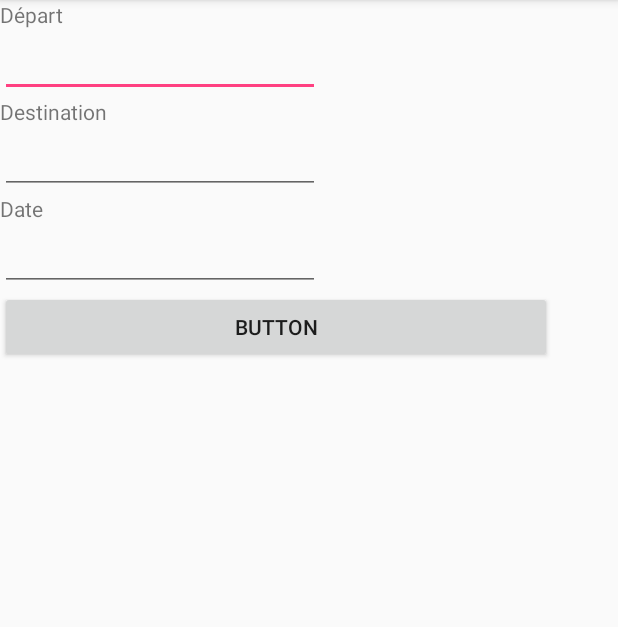
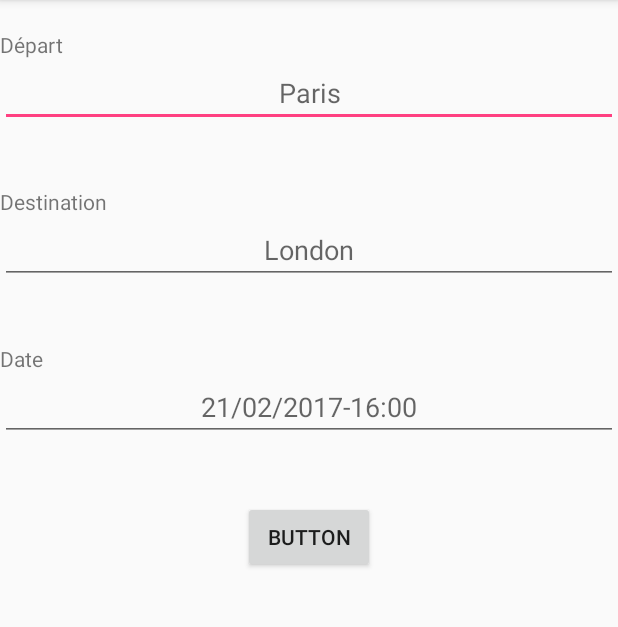
Before and after one commit to GuillaumeDgr/BlaBlaWild, an Android app: the SearchItineraryActivity screen opened directly, with no data from a screen before it, on a phone screen of 412 x 824 dp, the part 84-711 px from its top. Run offline under Robolectric (Android 15) with nearby library versions, the phone set to English and light mode, and no system bars.

```diff
--- a/app/src/main/res/layout/activity_search_itinerary.xml
+++ b/app/src/main/res/layout/activity_search_itinerary.xml
@@ -1,88 +1,71 @@
 <?xml version="1.0" encoding="utf-8"?>
-<android.support.constraint.ConstraintLayout xmlns:android="http://schemas.android.com/apk/res/android"
-    xmlns:app="http://schemas.android.com/apk/res-auto"
+<LinearLayout xmlns:android="http://schemas.android.com/apk/res/android"
     xmlns:tools="http://schemas.android.com/tools"
+    android:orientation="vertical"
     android:layout_width="match_parent"
     android:layout_height="match_parent"
     tools:context="fr.wcs.blablawild.SearchItineraryActivity">
 
-    <RelativeLayout
-        android:layout_width="368dp"
-        android:layout_height="495dp"
-        tools:layout_editor_absoluteX="8dp"
-        tools:layout_editor_absoluteY="8dp">
-
     <TextView
         android:id="@+id/textView"
-            android:layout_width="wrap_content"
+        android:layout_width="match_parent"
         android:layout_height="wrap_content"
-            android:text="Départ"
-            android:layout_alignParentTop="true"
-            android:layout_alignParentLeft="true"
-            android:layout_alignParentStart="true"
-            android:layout_alignRight="@+id/textView2"
-            android:layout_alignEnd="@+id/textView2" />
+        android:layout_marginTop="20dp"
+        android:text="Départ" />
 
     <EditText
         android:id="@+id/editTextSearchDeparture"
-            android:layout_width="wrap_content"
+        android:layout_width="match_parent"
         android:layout_height="wrap_content"
-            android:layout_alignParentLeft="true"
-            android:layout_alignParentStart="true"
-            android:layout_below="@+id/textView"
+        android:layout_gravity="center"
+        android:layout_marginBottom="20dp"
         android:ems="10"
+        android:gravity="center"
+        android:hint="Paris"
         android:inputType="textPersonName" />
 
     <TextView
         android:id="@+id/textView2"
-            android:layout_width="wrap_content"
+        android:layout_width="match_parent"
         android:layout_height="wrap_content"
-            android:text="Destination"
-            android:layout_below="@+id/editTextSearchDeparture"
-            android:layout_alignParentLeft="true"
-            android:layout_alignParentStart="true" />
+        android:layout_marginTop="20dp"
+        android:text="Destination" />
 
     <EditText
         android:id="@+id/editTextSearchDestination"
-            android:layout_width="wrap_content"
+        android:layout_width="match_parent"
         android:layout_height="wrap_content"
+        android:layout_gravity="center"
+        android:layout_marginBottom="20dp"
         android:ems="10"
-            android:inputType="textPersonName"
-            android:layout_below="@+id/textView2"
-            android:layout_alignParentLeft="true"
-            android:layout_alignParentStart="true" />
+        android:gravity="center"
+        android:hint="London"
+        android:inputType="textPersonName" />
 
     <TextView
         android:id="@+id/textView3"
-            android:layout_width="wrap_content"
+        android:layout_width="match_parent"
         android:layout_height="wrap_content"
-            android:text="Date"
-            android:layout_below="@+id/editTextSearchDestination"
-            android:layout_alignParentLeft="true"
-            android:layout_alignParentStart="true"
-            android:layout_alignRight="@+id/textView2"
-            android:layout_alignEnd="@+id/textView2" />
+        android:layout_marginTop="20dp"
+        android:text="Date" />
 
     <EditText
         android:id="@+id/editTextSearchDate"
-            android:layout_width="wrap_content"
+        android:layout_width="match_parent"
         android:layout_height="wrap_content"
+        android:layout_gravity="center"
+        android:layout_marginBottom="20dp"
         android:ems="10"
-            android:inputType="textPersonName"
-            android:layout_below="@+id/textView3"
-            android:layout_alignParentLeft="true"
-            android:layout_alignParentStart="true" />
+        android:gravity="center"
+        android:hint="21/02/2017-16:00"
+        android:inputType="textPersonName" />
 
     <Button
         android:id="@+id/buttonSearch"
         android:layout_width="wrap_content"
         android:layout_height="wrap_content"
-            android:layout_alignParentEnd="true"
-            android:layout_alignParentLeft="true"
-            android:layout_alignParentRight="true"
-            android:layout_alignParentStart="true"
-            android:layout_below="@+id/editTextSearchDate"
+        android:layout_gravity="center"
+        android:layout_marginTop="20dp"
         android:text="Button" />
 
-    </RelativeLayout>
-</android.support.constraint.ConstraintLayout>
+</LinearLayout>
--- /dev/null
+++ b/app/src/main/res/layout/student_item.xml
@@ -0,0 +1,6 @@
+<?xml version="1.0" encoding="utf-8"?>
+<LinearLayout xmlns:android="http://schemas.android.com/apk/res/android"
+    android:orientation="vertical" android:layout_width="match_parent"
+    android:layout_height="match_parent">
+
+</LinearLayout>
```
Also changed, not shown: app/src/main/java/fr/wcs/blablawild/SearchItineraryActivity.java (+27 -7 lines), app/src/main/java/fr/wcs/blablawild/SearchRequestModel.java (added, +74 -0 lines), app/src/main/java/fr/wcs/blablawild/ViewSearchItineraryResultsListActivity.java (+10 -10 lines). Lines whose indentation alone changed are shown as unchanged.
